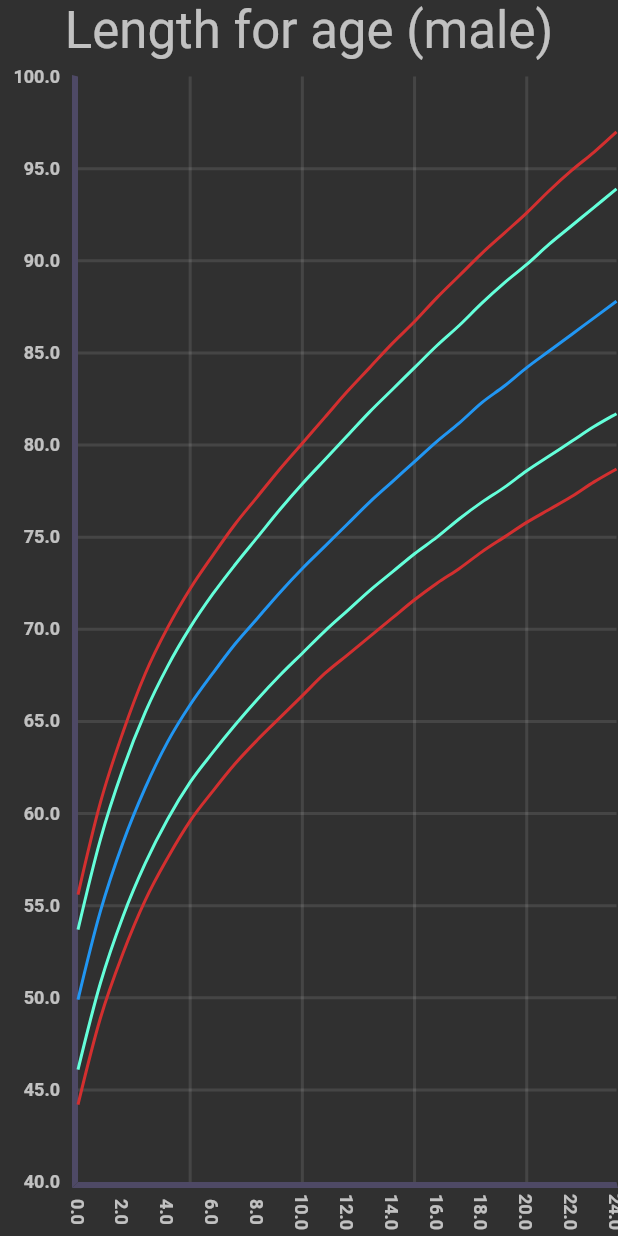
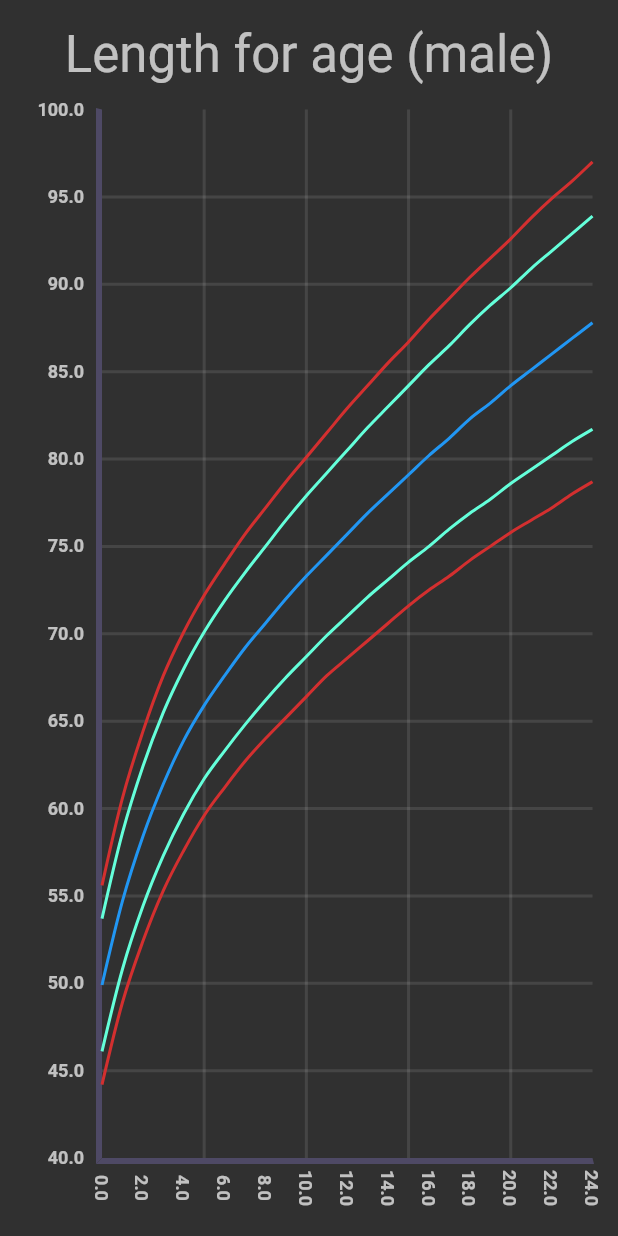
Before and after one commit to joshestein/PMSD, a Flutter app: the Charts widget shown alone on an empty page, opened directly, on a phone screen of 412 x 824 dp. Run offline on Flutter 3.47's test engine with Material 2 defaults, Android fonts, the phone set to English and light mode, and no system bars; drawn by our look-alikes of fl_chart; our stand-ins replace image_picker; missing offline and left inert: dart:ffi, tflite.

Commit message:
Add chart padding, increase space btw heading and chart

```diff
--- a/proto/lib/charts/charts.dart
+++ b/proto/lib/charts/charts.dart
@@ -9,7 +9,9 @@ class Charts extends StatelessWidget {
 
   @override
   Widget build(BuildContext context) {
-    return Column(
+    return Padding(
+      padding: const EdgeInsets.all(16.0),
+      child: Column(
         crossAxisAlignment: CrossAxisAlignment.stretch,
         children: [
           Row(mainAxisAlignment: MainAxisAlignment.center, children: [
@@ -18,13 +20,14 @@ class Charts extends StatelessWidget {
               style: Theme.of(context).primaryTextTheme.headline4,
             ),
           ]),
-        const SizedBox(height: 10), // Add gap between heading and chart
+          const SizedBox(height: 16), // Add gap between heading and chart
           Expanded(
             child: OrientationBuilder(builder: (context, orientation) {
               return LineChart(_getMaleData(context, orientation));
             }),
           ),
         ],
+      ),
     );
   }
 
```
Lines whose indentation alone changed are shown as unchanged.
